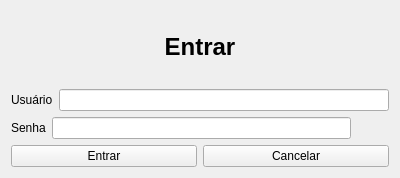
Qt form clinica_cpp/janela_entrar.ui (juander/Projeto_CPP) before a commit.
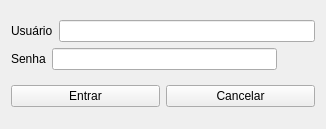
The same form after that commit. Icons and pictures are not drawn.

```diff
--- a/clinica_cpp/janela_entrar.ui
+++ b/clinica_cpp/janela_entrar.ui
@@ -6,25 +6,14 @@
    <rect>
     <x>0</x>
     <y>0</y>
-    <width>400</width>
-    <height>178</height>
+    <width>326</width>
+    <height>129</height>
    </rect>
   </property>
   <property name="windowTitle">
    <string>Dialog</string>
   </property>
   <layout class="QVBoxLayout" name="verticalLayout_2">
-   <item>
-    <layout class="QHBoxLayout" name="horizontalLayout_3">
-     <item>
-      <widget class="QLabel" name="label_3">
-       <property name="text">
-        <string>&lt;html&gt;&lt;head/&gt;&lt;body&gt;&lt;p align=&quot;center&quot;&gt;&lt;span style=&quot; font-size:18pt; font-weight:700;&quot;&gt;Entrar&lt;/span&gt;&lt;/p&gt;&lt;/body&gt;&lt;/html&gt;</string>
-       </property>
-      </widget>
-     </item>
-    </layout>
-   </item>
    <item>
     <layout class="QVBoxLayout" name="verticalLayout">
      <item>
```
